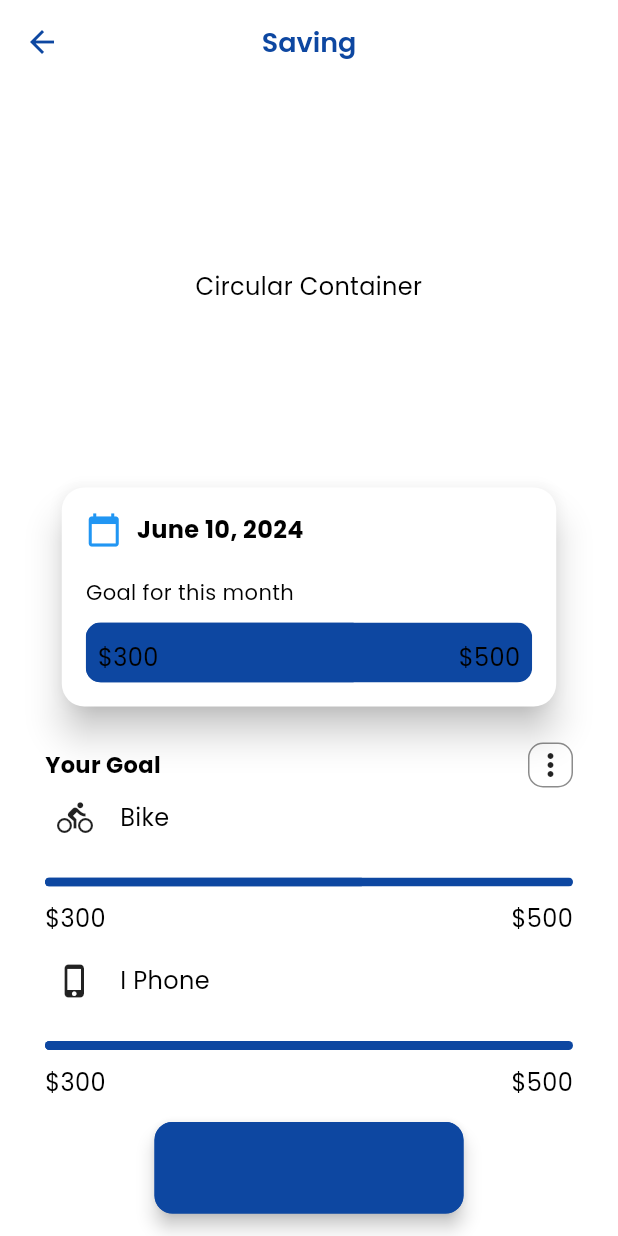
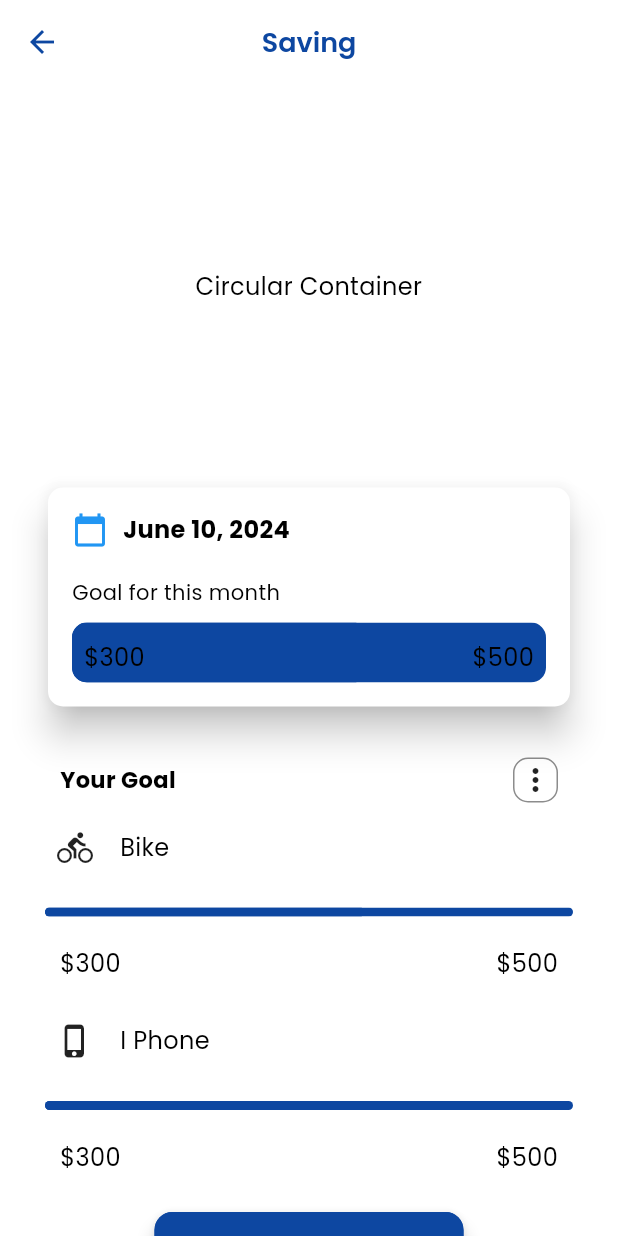
Before and after one commit to mr-luckey/expence_manager, a Flutter app: the SavingPage screen opened directly, scrolled down 74 dp, on a phone screen of 412 x 824 dp. Run offline on Flutter 3.47's test engine with Material 3 defaults, Android fonts, the phone set to English and light mode, and no system bars; our stand-ins replace curved_labeled_navigation_bar, fl_chart, get, google_fonts, hive, hive_flutter and 2 more; missing offline and left inert: any_animated_button, calendar_timeline_sbk, random_color_scheme, tab_container; accounts and stored records are empty.

Commit message:
Merge pull request #9 from mr-luckey/naseer-coded-2
Naseer coded 2

```diff
--- a/lib/Models/reminder.dart
+++ b/lib/Models/reminder.dart
@@ -1,4 +1,4 @@
-import 'package:hive/hive.dart';
+ import 'package:hive/hive.dart';
  // Generated file
 
 @HiveType(typeId: 0)
--- a/lib/Views/Reminder.dart
+++ b/lib/Views/Reminder.dart
@@ -131,11 +131,11 @@ class _ReminderPageState extends State<ReminderPage>
                 Text('Reminder Date: ${reminder.reminderDate}',
                     style: TextStyle(fontSize: 16)),
                 SizedBox(height: 8),
-                Text(reminder.description!,
+                Text(reminder.description,
                     style:
                         TextStyle(fontSize: 16, fontWeight: FontWeight.bold)),
                 SizedBox(height: 8),
-                Text(reminder.amount!, style: TextStyle(fontSize: 16)),
+                Text(reminder.amount, style: TextStyle(fontSize: 16)),
               ],
             ),
             Column(
--- a/lib/Views/auth/login.dart
+++ b/lib/Views/auth/login.dart
@@ -34,7 +34,8 @@ class _LoginState extends State<Login> {
       // backgroundColor: ThemeData.scaffoldBackgroundColor,
       // backgroundColor: T
       backgroundColor: Theme.of(context).colorScheme.background,
-      body: Column(
+      body: SingleChildScrollView(
+        child: Column(
           children: [
             // SizedBox(
             //   height: Get.height / 20,
@@ -109,6 +110,7 @@ class _LoginState extends State<Login> {
             ),
           ],
         ),
+      ),
     );
   }
 }
--- a/lib/Views/todo_screen.dart
+++ b/lib/Views/todo_screen.dart
@@ -32,6 +32,7 @@ class _SavingPageState extends State<SavingPage> {
       ),
       body: SingleChildScrollView(
         child: Column(
+          crossAxisAlignment: CrossAxisAlignment.start,
           children: [
             SizedBox(height: 20), // Space between app bar and text
             Center(
@@ -45,13 +46,19 @@ class _SavingPageState extends State<SavingPage> {
               child: CustomContainer(),
             ),
             SizedBox(height: 20), // Space between circular container and card
-            CustomCard1(),
+            Padding(
+              padding: const EdgeInsets.symmetric(horizontal: 20),
+              child: CustomCard1(),
+            ),
             SizedBox(height: 20), // Space between card and new text
             Padding(
-              padding: const EdgeInsets.only(left: 30, right: 30),
+              padding: const EdgeInsets.symmetric(horizontal: 30),
               child: Column(
+                crossAxisAlignment: CrossAxisAlignment.start,
                 children: [
-                  Row(
+                  Padding(
+                    padding: const EdgeInsets.all(10),
+                    child: Row(
                       mainAxisAlignment: MainAxisAlignment.spaceBetween,
                       children: [
                         Text(
@@ -80,12 +87,14 @@ class _SavingPageState extends State<SavingPage> {
                         ),
                       ],
                     ),
+                  ),
                   ItemList(),
                 ],
               ),
             ),
             Padding(
               padding: const EdgeInsets.all(15),
+              child: Center(
                 child: CustomElevatedButton(
                   isdark: dark,
                   label: '',
@@ -94,6 +103,7 @@ class _SavingPageState extends State<SavingPage> {
                         MaterialPageRoute(builder: (context) => AddGoals()));
                   },
                 ),
+              ),
             )
           ],
         ),
--- a/lib/widgets/custom_card_1.dart
+++ b/lib/widgets/custom_card_1.dart
@@ -10,16 +10,19 @@ class CustomCard1 extends StatefulWidget {
 
 class _CustomCard1State extends State<CustomCard1> {
   double progress = 0.6;
+
   @override
   Widget build(BuildContext context) {
     return Center(
+      child: Padding(
+        padding: EdgeInsets.symmetric(horizontal: 8.0), // Reduced left and right padding outside the card
         child: Card(
           elevation: 10,
           shape: RoundedRectangleBorder(
-          borderRadius: BorderRadius.circular(15),
+            borderRadius: BorderRadius.circular(10),
           ),
           child: Container(
-          width: Get.width * 0.8,
+            width: Get.width * 0.9,
             padding: EdgeInsets.all(16.0),
             child: Column(
               crossAxisAlignment: CrossAxisAlignment.start,
@@ -84,6 +87,7 @@ class _CustomCard1State extends State<CustomCard1> {
             ),
           ),
         ),
+      ),
     );
   }
 }
--- a/lib/widgets/item_list.dart
+++ b/lib/widgets/item_list.dart
@@ -57,7 +57,9 @@ class _ItemListState extends State<ItemList> {
           SizedBox(
               height:
               10), // Space between the task bar and the text
-          Row(
+          Padding(
+            padding: const EdgeInsets.all(10),
+            child: Row(
               mainAxisAlignment: MainAxisAlignment.spaceBetween,
               children: [
                 Text(
@@ -75,6 +77,7 @@ class _ItemListState extends State<ItemList> {
                   ),
                 ),
               ],
+            ),
           ),
         ],
       ),
@@ -123,7 +126,9 @@ class _ItemListState extends State<ItemList> {
           SizedBox(
               height:
               10), // Space between the task bar and the text
-          Row(
+          Padding(
+            padding: const EdgeInsets.all(10),
+            child: Row(
               mainAxisAlignment: MainAxisAlignment.spaceBetween,
               children: [
                 Text(
@@ -142,6 +147,7 @@ class _ItemListState extends State<ItemList> {
                 ),
               ],
             ),
+          ),
         ],
       ),
     ]
--- a/lib/widgets/timeline_calender.dart
+++ b/lib/widgets/timeline_calender.dart
@@ -37,7 +37,8 @@ class _TimelineCalenderState extends State<TimelineCalender> {
               setState(() => selectedDate = date);
                         },
             leftMargin: 20,
-            selectableDayPredicate: (date) => date.day != 23,
+            //selectableDayPredicate: (date) => date.day != 23,
+            selectableDayPredicate: (date) => date.day != 32,
             locale: 'en',
           ),
         ),
```
Also changed, not shown: lib/Views/Add_screen.dart (+15 -11 lines), lib/Views/set_remainder.dart (+14 -8 lines), lib/widgets/custom_input_field.dart (added, +40 -0 lines). Lines whose indentation alone changed are shown as unchanged.
